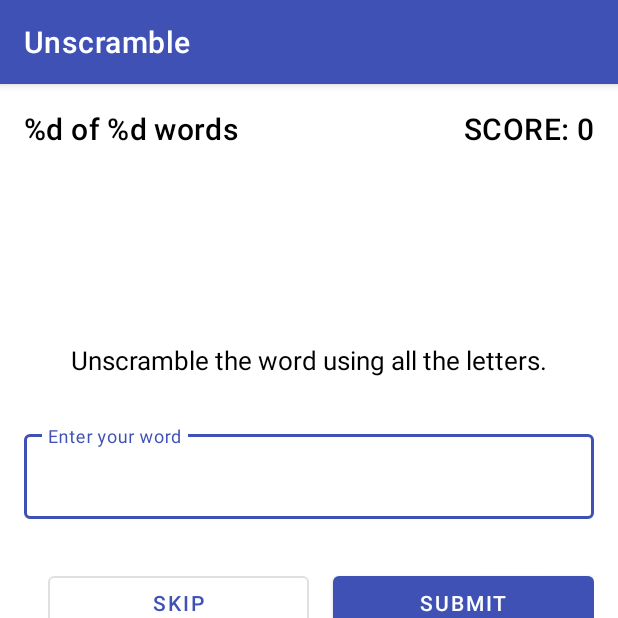
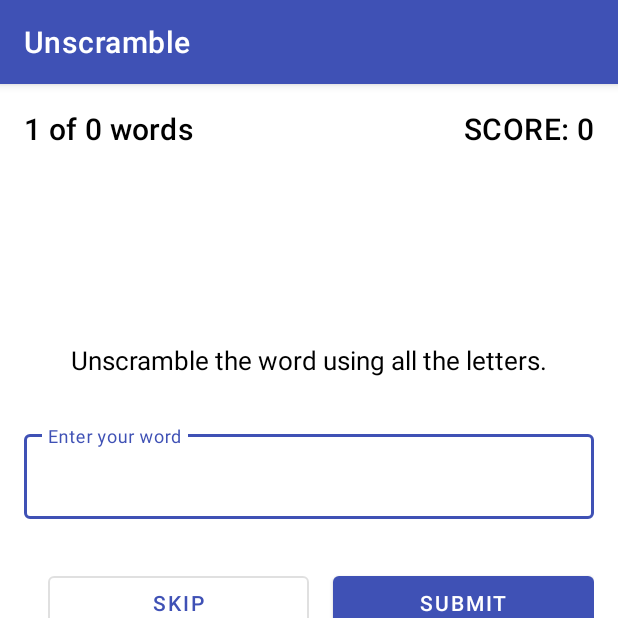
Before and after one commit to Shevchuk-Vlad/Unscramble-app, an Android app: the screen it shows after launch (MainActivity), on a phone screen of 412 x 824 dp, the top half of it. Run offline under Robolectric (Android 15) with nearby library versions, the phone set to English and light mode, and no system bars; our stand-ins replace data binding; 9 statements that could not run were skipped.

```diff
--- a/app/src/main/java/com/example/android/unscramble/ui/game/GameFragment.kt
+++ b/app/src/main/java/com/example/android/unscramble/ui/game/GameFragment.kt
@@ -61,10 +61,6 @@ class GameFragment : Fragment() {
         binding.wordCount.text = getString(
             R.string.word_count, 0, MAX_NO_OF_WORDS)
 
-        viewModel.currentScrambledWord.observe(viewLifecycleOwner,
-            { newWord ->
-                binding.textViewUnscrambledWord.text = newWord
-            })
     }
 
     private fun onSubmitWord() {
--- a/app/src/main/res/layout/game_fragment.xml
+++ b/app/src/main/res/layout/game_fragment.xml
@@ -63,6 +63,7 @@
             android:layout_height="wrap_content"
             android:layout_marginTop="@dimen/default_margin"
             android:layout_marginBottom="@dimen/default_margin"
+            android:text="@{gameViewModel.currentScrambledWord}"
             android:textAppearance="@style/TextAppearance.MaterialComponents.Headline3"
             app:layout_constraintBottom_toTopOf="@+id/textView_instructions"
             app:layout_constraintEnd_toEndOf="parent"
@@ -74,7 +75,7 @@
             android:id="@+id/word_count"
             android:layout_width="wrap_content"
             android:layout_height="wrap_content"
-            android:text="@string/word_count"
+            android:text="@{@string/word_count(gameViewModel.currentWordCount, maxNoOfWords)}"
             android:textAppearance="@style/TextAppearance.MaterialComponents.Headline6"
             app:layout_constraintBottom_toTopOf="@+id/textView_unscrambled_word"
             app:layout_constraintStart_toStartOf="parent"
@@ -85,7 +86,7 @@
             android:id="@+id/score"
             android:layout_width="wrap_content"
             android:layout_height="wrap_content"
-            android:text="@string/score"
+            android:text="@{@string/score(gameViewModel.score)}"
             android:textAllCaps="true"
             android:textAppearance="@style/TextAppearance.MaterialComponents.Headline6"
             app:layout_constraintEnd_toEndOf="parent"
```
